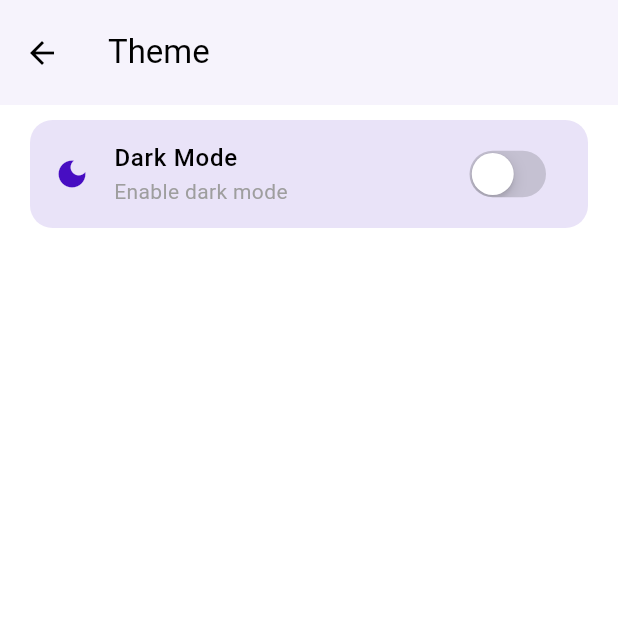
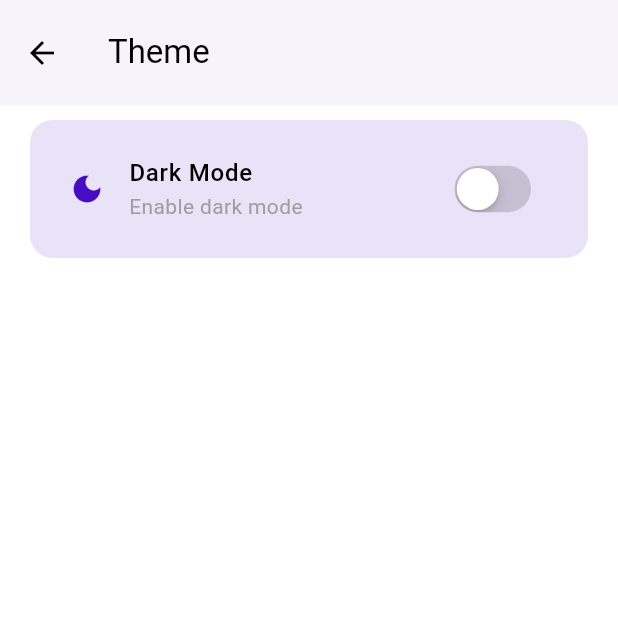
Before and after one commit to kaiumallimon/meditouch-user, a Flutter app: the ThemeScreen screen opened by its route, on a phone screen of 412 x 824 dp, the top half of it. Run offline on Flutter 3.47's test engine with Material 3 defaults, Android fonts, the phone set to English and light mode, and no system bars; our stand-ins replace cached_network_image, cloud_firestore, equatable, firebase_auth, firebase_core, firebase_storage and 10 more; missing offline and left inert: r_icon_pro; accounts and stored records are empty; Roboto replaces fonts that are missing (SF-Pro-Text).

Commit message:
feat: enhance CustomTile widget with customizable padding and gesture detection

```diff
--- a/lib/features/dashboard/features/account/presentation/widgets/custom_tile.dart
+++ b/lib/features/dashboard/features/account/presentation/widgets/custom_tile.dart
@@ -9,6 +9,7 @@ class CustomTile extends StatelessWidget {
       required this.title,
       this.subtitle,
       this.trailing,
+      this.padding = 0,
       this.onTap});
 
   final Color tileColor;
@@ -18,24 +19,29 @@ class CustomTile extends StatelessWidget {
   final Widget? subtitle;
   final Widget? trailing;
   final Function? onTap;
+  final double padding;
 
   @override
   Widget build(BuildContext context) {
-    return Container(
+    return GestureDetector(
+      onTap: onTap as void Function()?,
+      child: Container(
+        padding: EdgeInsets.all(padding),
         decoration: BoxDecoration(
           color: tileColor,
           borderRadius: BorderRadius.circular(borderRadius),
         ),
         child: ListTile(
+          splashColor: Colors.transparent,
+          hoverColor: Colors.transparent,
+          selectedColor: Colors.transparent,
+
+          // contentPadding: EdgeInsets.all(padding),
           leading: leading,
           title: title,
           subtitle: subtitle,
           trailing: trailing,
-        onTap: () {
-          if (onTap != null) {
-            onTap!();
-          }
-        },
+        ),
       ),
     );
   }
```
Lines whose indentation alone changed are shown as unchanged.
